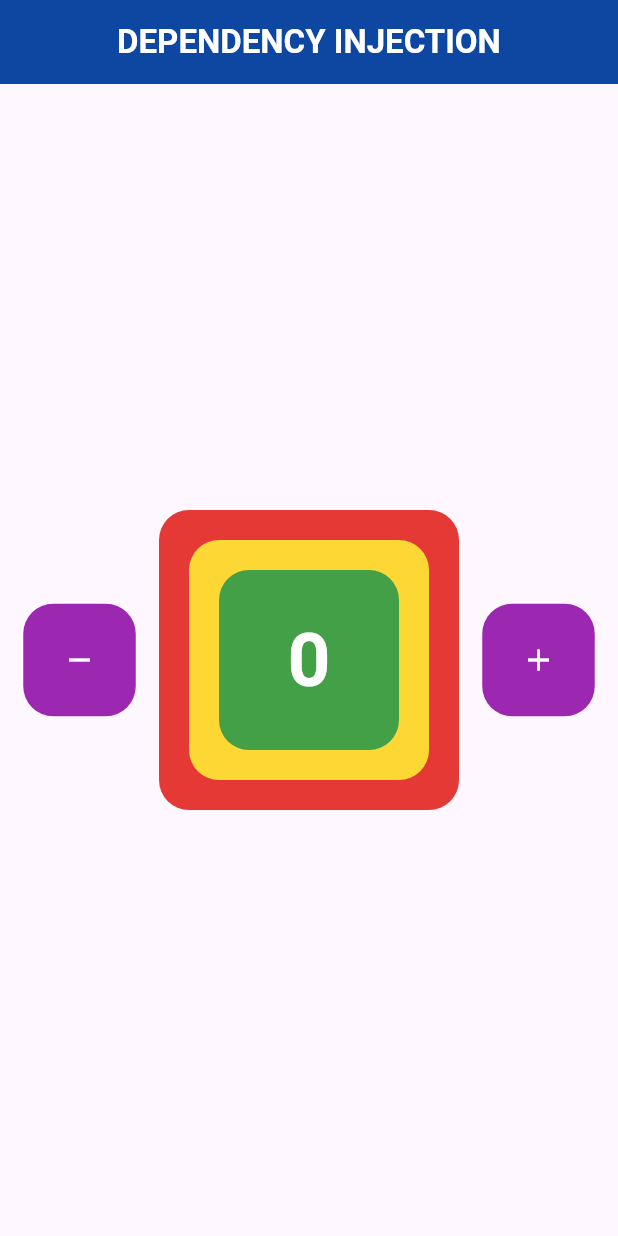
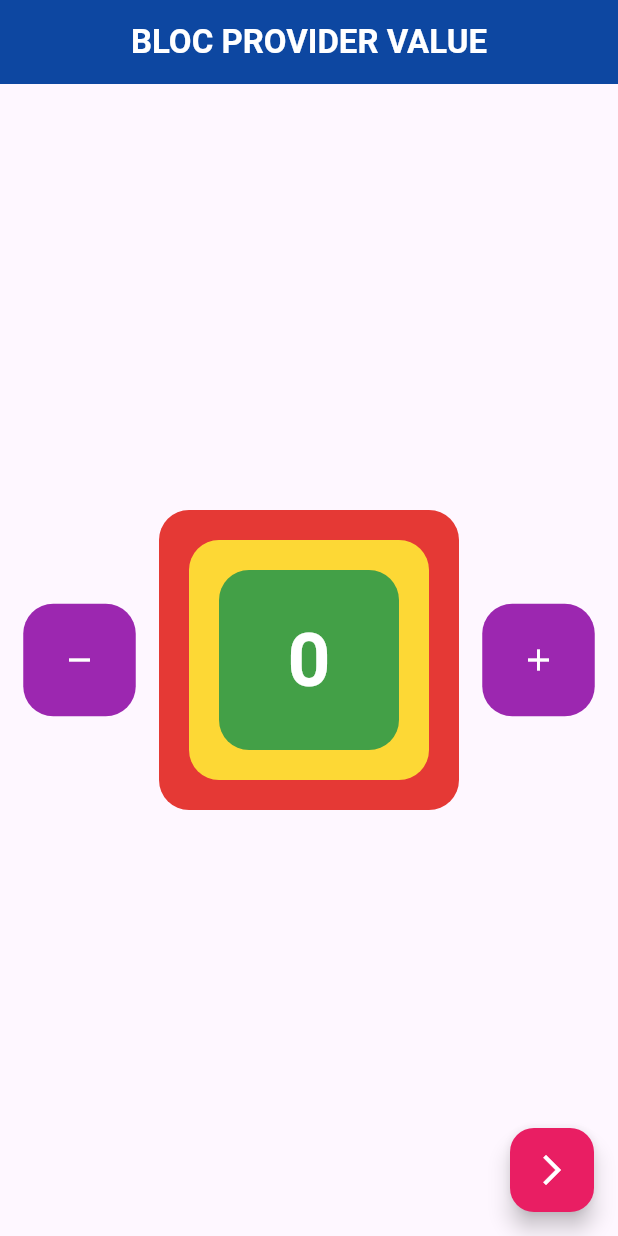
Before and after one commit to iqbalsuwandi20/state-managemet-bloc, a Flutter app: the screen it shows after launch, on a phone screen of 412 x 824 dp. Run offline on Flutter 3.47's test engine with Material 3 defaults, Android fonts, the light colour scheme and no system bars; our stand-ins replace bloc, flutter_bloc.

Commit message:
bloc provider value

```diff
--- a/lib/main.dart
+++ b/lib/main.dart
@@ -13,12 +13,12 @@ class MyApp extends StatelessWidget {
 
   @override
   Widget build(BuildContext context) {
-    return BlocProvider(
-      create: (context) => Counter(),
-      child: const MaterialApp(
-        home: HomePage(),
-        debugShowCheckedModeBanner: false,
+    return MaterialApp(
+      home: BlocProvider(
+        create: (context) => Counter(),
+        child: const HomePage(),
       ),
+      debugShowCheckedModeBanner: false,
     );
   }
 }
--- a/lib/pages/home_page.dart
+++ b/lib/pages/home_page.dart
@@ -3,18 +3,19 @@ import 'package:flutter_bloc/flutter_bloc.dart';
 
 import '../controllers/counter.dart';
 import 'merah.dart';
+import 'other.dart';
 
 class HomePage extends StatelessWidget {
   const HomePage({super.key});
 
   @override
   Widget build(BuildContext context) {
-    Counter counter = BlocProvider.of<Counter>(context);
+    Counter counter = context.read<Counter>();
 
     return Scaffold(
       appBar: AppBar(
         title: Text(
-          "Dependency Injection".toUpperCase(),
+          "Bloc Provider Value".toUpperCase(),
           style: const TextStyle(
             color: Colors.white,
             fontWeight: FontWeight.bold,
@@ -67,6 +68,23 @@ class HomePage extends StatelessWidget {
           ],
         ),
       ),
+      floatingActionButton: FloatingActionButton(
+        onPressed: () {
+          Navigator.of(context).push(
+            MaterialPageRoute(
+              builder: (context) => BlocProvider.value(
+                value: counter,
+                child: const OtherPage(),
+              ),
+            ),
+          );
+        },
+        backgroundColor: Colors.pink[500],
+        child: const Icon(
+          Icons.arrow_forward_ios_outlined,
+          color: Colors.white,
+        ),
+      ),
     );
   }
 }
--- a/lib/pages/text_data.dart
+++ b/lib/pages/text_data.dart
@@ -10,8 +10,9 @@ class TextData extends StatelessWidget {
 
   @override
   Widget build(BuildContext context) {
-    Counter counter = BlocProvider.of<Counter>(context);
-    return BlocBuilder(
+    Counter counter = context.read<Counter>();
+
+    return BlocBuilder<Counter, int>(
       bloc: counter,
       builder: (context, state) => Text(
         "$state",
```
Also changed, not shown: lib/pages/other.dart (added, +41 -0 lines).
